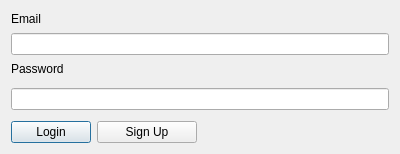
Before: the Qt Designer form ui/login_dialog.ui in WoWAddonManager/wam-client, drawn with Qt 5.
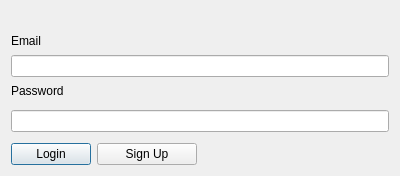
After: the same form once the commit is applied.

Commit message: Have the login_dialog use the new SettingsManager model and some general code cleanup/formatting changes. This allows the code to be a lot more readable and alleviates the need to have the login window handle each response code.

The edit to the form file:
```diff
--- a/ui/login_dialog.ui
+++ b/ui/login_dialog.ui
@@ -7,9 +7,15 @@
     <x>0</x>
     <y>0</y>
     <width>400</width>
-    <height>154</height>
+    <height>176</height>
    </rect>
   </property>
+  <property name="sizePolicy">
+   <sizepolicy hsizetype="Expanding" vsizetype="Expanding">
+    <horstretch>0</horstretch>
+    <verstretch>0</verstretch>
+   </sizepolicy>
+  </property>
   <property name="focusPolicy">
    <enum>Qt::StrongFocus</enum>
   </property>
@@ -17,37 +23,17 @@
    <string>Login</string>
   </property>
   <layout class="QGridLayout" name="gridLayout">
-   <item row="2" column="0" colspan="2">
+   <item row="3" column="0" colspan="2">
     <widget class="QLabel" name="label_2">
      <property name="text">
       <string>Password</string>
      </property>
     </widget>
    </item>
-   <item row="0" column="0" colspan="2">
-    <widget class="QLabel" name="label">
-     <property name="focusPolicy">
-      <enum>Qt::StrongFocus</enum>
-     </property>
-     <property name="text">
-      <string>Email</string>
-     </property>
-     <property name="openExternalLinks">
-      <bool>false</bool>
-     </property>
-    </widget>
-   </item>
-   <item row="1" column="0" colspan="2">
+   <item row="2" column="0" colspan="2">
     <widget class="QLineEdit" name="email"/>
    </item>
-   <item row="3" column="0" rowspan="2" colspan="2">
-    <widget class="QLineEdit" name="password">
-     <property name="echoMode">
-      <enum>QLineEdit::Password</enum>
-     </property>
-    </widget>
-   </item>
-   <item row="5" column="0">
+   <item row="6" column="0">
     <layout class="QHBoxLayout" name="horizontalLayout">
      <item>
       <widget class="QPushButton" name="pushButton">
@@ -71,6 +57,33 @@
      </item>
     </layout>
    </item>
+   <item row="4" column="0" rowspan="2" colspan="2">
+    <widget class="QLineEdit" name="password">
+     <property name="echoMode">
+      <enum>QLineEdit::Password</enum>
+     </property>
+    </widget>
+   </item>
+   <item row="1" column="0" colspan="2">
+    <widget class="QLabel" name="label">
+     <property name="focusPolicy">
+      <enum>Qt::StrongFocus</enum>
+     </property>
+     <property name="text">
+      <string>Email</string>
+     </property>
+     <property name="openExternalLinks">
+      <bool>false</bool>
+     </property>
+    </widget>
+   </item>
+   <item row="0" column="0">
+    <widget class="QLabel" name="error_text">
+     <property name="text">
+      <string/>
+     </property>
+    </widget>
+   </item>
   </layout>
  </widget>
  <tabstops>
```
The commit also changes 2 other files.
